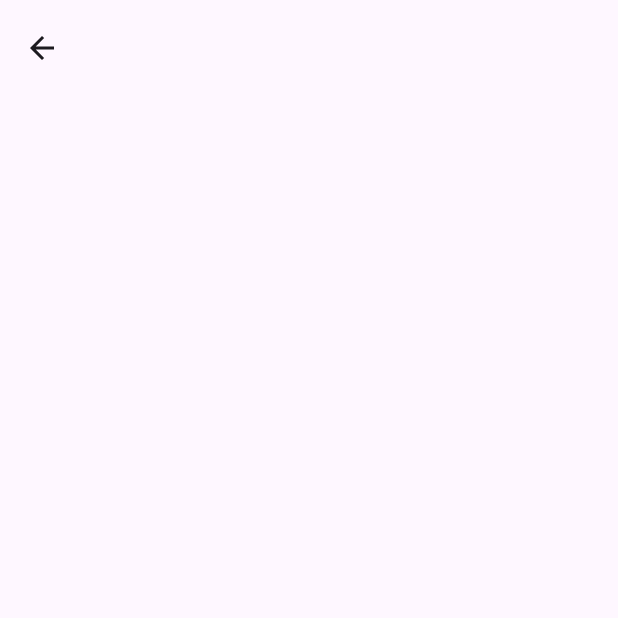
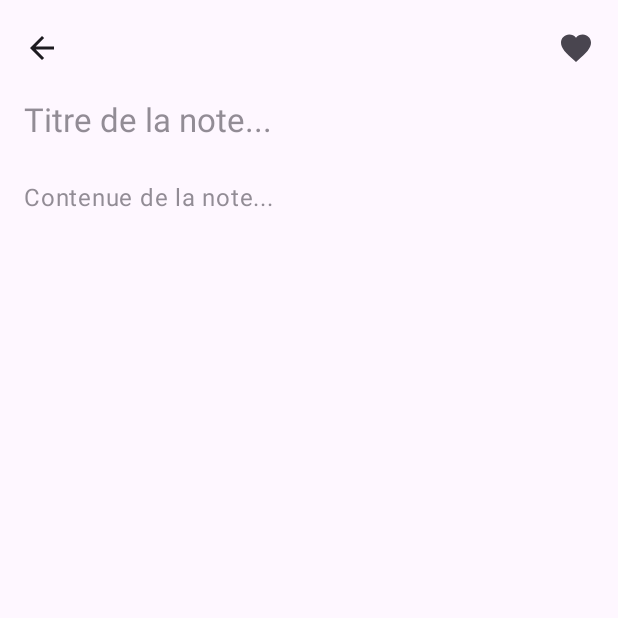
Before and after one commit to OpenBonifacio/Notes, an Android app built with Jetpack Compose: the NoteDetails screen opened through its navigation route, on a phone screen of 412 x 824 dp, the top half of it. Before the commit the part shown is almost empty. Run offline under Robolectric (Android 15) with nearby library versions, the phone set to English and light mode, and no system bars.

Commit message:
note details screen

```diff
--- a/composeApp/src/commonMain/kotlin/fr/bonifaciosoftwares/notes/app/App.kt
+++ b/composeApp/src/commonMain/kotlin/fr/bonifaciosoftwares/notes/app/App.kt
@@ -2,7 +2,6 @@ package fr.bonifaciosoftwares.notes.app
 
 import androidx.compose.animation.ExperimentalSharedTransitionApi
 import androidx.compose.animation.SharedTransitionLayout
-import androidx.compose.foundation.layout.padding
 import androidx.compose.material.icons.Icons
 import androidx.compose.material.icons.filled.Edit
 import androidx.compose.material3.ExperimentalMaterial3Api
@@ -15,10 +14,10 @@ import androidx.compose.material3.Scaffold
 import androidx.compose.material3.Text
 import androidx.compose.material3.TopAppBarDefaults
 import androidx.compose.material3.rememberTopAppBarState
-import androidx.compose.runtime.*
+import androidx.compose.runtime.Composable
+import androidx.compose.runtime.getValue
 import androidx.compose.ui.Modifier
 import androidx.compose.ui.input.nestedscroll.nestedScroll
-import androidx.compose.ui.unit.dp
 import androidx.navigation.NavDestination.Companion.hasRoute
 import androidx.navigation.NavDestination.Companion.hierarchy
 import androidx.navigation.NavGraph.Companion.findStartDestination
@@ -56,7 +55,9 @@ fun App() {
 
         val currentRouteIsNotesList = currentDestination?.hasRoute(Route.NotesList::class) == true
 
-        val scrollBehavior = TopAppBarDefaults.enterAlwaysScrollBehavior(rememberTopAppBarState())
+        val scrollBehavior = TopAppBarDefaults.exitUntilCollapsedScrollBehavior(
+            state = rememberTopAppBarState(),
+        )
 
         Scaffold(
             modifier = Modifier.nestedScroll(scrollBehavior.nestedScrollConnection),
@@ -85,7 +86,7 @@ fun App() {
                 if (currentRouteIsNotesList){
                     FloatingActionButton(
                         onClick = {
-                            navController.navigateSingleTopTo(Route.NoteDetails())
+                            navController.navigateSingleTopTo(Route.NoteDetails(-1L))
                         },
                     ){
                         Icon(Icons.Default.Edit, null)
@@ -97,11 +98,6 @@ fun App() {
                 NavHost(
                     navController = navController,
                     startDestination = Route.NotesList,
-                    modifier = Modifier.padding(
-                        bottom = innerPadding.calculateBottomPadding(),
-                        start = 12.dp,
-                        end = 12.dp
-                    )
                 ){
                     composable<Route.NotesList>{
                         NotesListScreenRoot(
@@ -127,7 +123,8 @@ fun App() {
                             ),
                             onBackClick = { navController.popBackStack() },
                             this@SharedTransitionLayout,
-                            this@composable
+                            this@composable,
+                            scrollBehavior = scrollBehavior
                         )
                     }
                 }
--- a/composeApp/src/commonMain/kotlin/fr/bonifaciosoftwares/notes/app/Route.kt
+++ b/composeApp/src/commonMain/kotlin/fr/bonifaciosoftwares/notes/app/Route.kt
@@ -4,9 +4,6 @@ import androidx.compose.material.icons.Icons
 import androidx.compose.material.icons.filled.Home
 import androidx.compose.material.icons.filled.Settings
 import androidx.compose.ui.graphics.vector.ImageVector
-import androidx.navigation.NavType
-import androidx.navigation.navArgument
-import fr.bonifaciosoftwares.notes.notes.domain.Note
 import kotlinx.serialization.Serializable
 
 sealed interface Route {
--- a/composeApp/src/commonMain/kotlin/fr/bonifaciosoftwares/notes/notes/presentation/note_details/NoteDetailsScreen.kt
+++ b/composeApp/src/commonMain/kotlin/fr/bonifaciosoftwares/notes/notes/presentation/note_details/NoteDetailsScreen.kt
@@ -5,25 +5,45 @@ import androidx.compose.animation.AnimatedContentScope
 import androidx.compose.animation.ExperimentalSharedTransitionApi
 import androidx.compose.animation.SharedTransitionScope
 import androidx.compose.foundation.clickable
+import androidx.compose.foundation.layout.Box
 import androidx.compose.foundation.layout.Column
+import androidx.compose.foundation.layout.Spacer
+import androidx.compose.foundation.layout.fillMaxSize
+import androidx.compose.foundation.layout.fillMaxWidth
+import androidx.compose.foundation.layout.height
+import androidx.compose.foundation.layout.padding
+import androidx.compose.foundation.rememberScrollState
+import androidx.compose.foundation.text.BasicTextField
+import androidx.compose.foundation.text.input.TextFieldLineLimits
+import androidx.compose.foundation.text.input.rememberTextFieldState
+import androidx.compose.foundation.verticalScroll
 import androidx.compose.material.icons.Icons
 import androidx.compose.material.icons.automirrored.filled.ArrowBack
+import androidx.compose.material.icons.outlined.Favorite
 import androidx.compose.material3.ExperimentalMaterial3Api
 import androidx.compose.material3.Icon
+import androidx.compose.material3.MaterialTheme
+import androidx.compose.material3.MediumTopAppBar
+import androidx.compose.material3.Scaffold
 import androidx.compose.material3.Text
-import androidx.compose.material3.TopAppBar
+import androidx.compose.material3.TopAppBarScrollBehavior
+import androidx.compose.material3.minimumInteractiveComponentSize
 import androidx.compose.runtime.Composable
 import androidx.compose.runtime.getValue
+import androidx.compose.ui.Alignment
 import androidx.compose.ui.Modifier
+import androidx.compose.ui.input.nestedscroll.nestedScroll
+import androidx.compose.ui.unit.dp
 import androidx.lifecycle.compose.collectAsStateWithLifecycle
 
-@OptIn(ExperimentalSharedTransitionApi::class)
+@OptIn(ExperimentalSharedTransitionApi::class, ExperimentalMaterial3Api::class)
 @Composable
 fun NoteDetailsScreenRoot(
     viewModel: NoteDetailsViewModel,
     onBackClick: () -> Unit,
     sharedTransitionScope: SharedTransitionScope,
     animatedContentScope: AnimatedContentScope,
+    scrollBehavior: TopAppBarScrollBehavior
 ){
     val state by viewModel.state.collectAsStateWithLifecycle()
 
@@ -37,7 +57,8 @@ fun NoteDetailsScreenRoot(
             viewModel.onAction(action)
         },
         sharedTransitionScope,
-        animatedContentScope
+        animatedContentScope,
+        scrollBehavior
     )
 }
 
@@ -47,31 +68,111 @@ fun NoteDetailsScreen(
     state: NoteDetailsState,
     onAction: (NoteDetailsAction) -> Unit,
     sharedTransitionScope: SharedTransitionScope,
-    animatedContentScope: AnimatedContentScope
+    animatedContentScope: AnimatedContentScope,
+    scrollBehavior: TopAppBarScrollBehavior
 ) {
-    with(sharedTransitionScope){
-        Column(
 
-        ){
-            TopAppBar(
-                title = {},
+    val titleTextState = rememberTextFieldState(
+        state.note?.title ?: ""
+    )
+
+    val contentTextState = rememberTextFieldState(
+        state.note?.content ?: ""
+    )
+
+    val columnScrollableState = rememberScrollState()
+
+
+    Scaffold(
+        modifier = Modifier
+            .fillMaxSize()
+            .nestedScroll(scrollBehavior.nestedScrollConnection),
+        topBar = {
+            MediumTopAppBar(
+                title = {
+                    BasicTextField(
+                        state = titleTextState,
+                        modifier = Modifier
+                            .fillMaxWidth(),
+                        textStyle = MaterialTheme.typography.titleLarge.copy(color = MaterialTheme.colorScheme.onSurface),
+                        lineLimits = TextFieldLineLimits.MultiLine(minHeightInLines = 1, maxHeightInLines = 2),
+                        decorator = @Composable { innerTextField ->
+                            Box(
+                                modifier = Modifier.fillMaxWidth(),
+                                contentAlignment = Alignment.CenterStart
+                            ) {
+                                // PLACEHOLDER
+                                if (titleTextState.text.isEmpty()) {
+                                    Text(
+                                        text = "Titre de la note...",
+                                        style = MaterialTheme.typography.titleLarge,
+                                        color = MaterialTheme.colorScheme.onSurfaceVariant.copy(alpha = 0.6f)
+                                    )
+                                }
+                                innerTextField()
+                            }
+                        }
+                    )
+
+                },
                 navigationIcon = {
                     Icon(
                         imageVector = Icons.AutoMirrored.Filled.ArrowBack,
-                        contentDescription = null,
-                        modifier = Modifier.clickable(onClick = { onAction(NoteDetailsAction.OnBackClick) })
+                        contentDescription = "Back",
+                        modifier = Modifier
+                            .clickable(onClick = { onAction(NoteDetailsAction.OnBackClick) })
+                            .minimumInteractiveComponentSize()
                     )
-                }
+                },
+                actions = {
+                    Icon(
+                        imageVector = Icons.Outlined.Favorite,
+                        contentDescription = "Favorite",
+                        modifier = Modifier
+                            .minimumInteractiveComponentSize()
+                            .clickable(onClick = {})
+                    )
+                },
+                scrollBehavior = scrollBehavior
             )
-            Text(state.note?.title ?: "", modifier = Modifier.sharedElement(
-                sharedTransitionScope.rememberSharedContentState(key = "title-${state.note?.id}"),
-                animatedVisibilityScope = animatedContentScope
-            ))
-            Text(state.note?.content ?: "",
-                modifier = Modifier.sharedElement(
-                    sharedTransitionScope.rememberSharedContentState(key = "content-${state.note?.id}"),
-                    animatedVisibilityScope = animatedContentScope
-                ))
+        }
+    ) { innerPadding ->
+        with(sharedTransitionScope){
+            Column(
+                modifier = Modifier
+                    .fillMaxSize()
+                    .padding(innerPadding)
+                    .verticalScroll(columnScrollableState)
+                    .padding(horizontal = 16.dp, vertical = 8.dp)
+            ) {
+                BasicTextField(
+                    state = contentTextState,
+                    modifier = Modifier
+                        .fillMaxWidth()
+                        .sharedElement(
+                            sharedContentState = sharedTransitionScope.rememberSharedContentState(key = "content-${state.note?.id ?: "new"}"),
+                            animatedVisibilityScope = animatedContentScope
+                        ),
+                    textStyle = MaterialTheme.typography.bodyLarge.copy(color = MaterialTheme.colorScheme.onSurface),
+                    decorator = @Composable { innerTextField ->
+                        Box(
+                            modifier = Modifier.fillMaxWidth(),
+                            contentAlignment = Alignment.CenterStart
+                        ) {
+                            if (contentTextState.text.isEmpty()) {
+                                Text(
+                                    text = "Contenue de la note...",
+                                    style = MaterialTheme.typography.bodyLarge,
+                                    color = MaterialTheme.colorScheme.onSurfaceVariant.copy(alpha = 0.6f)
+                                )
+                            }
+                            innerTextField()
+                        }
+                    }
+                )
+
+                Spacer(Modifier.height(250.dp))
+            }
         }
     }
 }
--- a/composeApp/src/commonMain/kotlin/fr/bonifaciosoftwares/notes/notes/presentation/note_details/NoteDetailsViewModel.kt
+++ b/composeApp/src/commonMain/kotlin/fr/bonifaciosoftwares/notes/notes/presentation/note_details/NoteDetailsViewModel.kt
@@ -14,7 +14,7 @@ class NoteDetailsViewModel(
 ) : ViewModel() {
 
     private val _state = MutableStateFlow(NoteDetailsState(
-        if (noteId == null){
+        if (noteId == -1L){
             Note(-1, "", "")
         }else{
             allNotes.find { it.id == noteId }
--- a/composeApp/src/commonMain/kotlin/fr/bonifaciosoftwares/notes/notes/presentation/notes_list/components/NotesListItem.kt
+++ b/composeApp/src/commonMain/kotlin/fr/bonifaciosoftwares/notes/notes/presentation/notes_list/components/NotesListItem.kt
@@ -7,23 +7,16 @@ import androidx.compose.foundation.clickable
 import androidx.compose.foundation.layout.Column
 import androidx.compose.foundation.layout.padding
 import androidx.compose.foundation.shape.RoundedCornerShape
-import androidx.compose.material3.Card
 import androidx.compose.material3.CardDefaults
-import androidx.compose.material3.CardElevation
 import androidx.compose.material3.ElevatedCard
-import androidx.compose.material3.OutlinedCard
+import androidx.compose.material3.MaterialTheme
 import androidx.compose.material3.Text
 import androidx.compose.runtime.Composable
 import androidx.compose.ui.Modifier
 import androidx.compose.ui.draw.shadow
 import androidx.compose.ui.graphics.Color
-import androidx.compose.ui.text.font.FontWeight
 import androidx.compose.ui.text.style.TextOverflow
 import androidx.compose.ui.unit.dp
-import fr.bonifaciosoftwares.notes.core.presentation.DarkBlue
-import fr.bonifaciosoftwares.notes.core.presentation.LightBlue
-import fr.bonifaciosoftwares.notes.core.presentation.SandYellow
-import fr.bonifaciosoftwares.notes.core.presentation.SandYellowLight
 import fr.bonifaciosoftwares.notes.notes.domain.Note
 
 @OptIn(ExperimentalSharedTransitionApi::class)
@@ -53,7 +46,7 @@ fun NotesListItem(
         ) {
             Column(
                 modifier = Modifier.padding(
-                    30.dp
+                    25.dp
                 )
             ) {
                 Text(
@@ -62,7 +55,8 @@ fun NotesListItem(
                         sharedTransitionScope.rememberSharedContentState(key = "title-${note.id}"),
                         animatedVisibilityScope = animatedContentScope
                     ),
-                    fontWeight = FontWeight.SemiBold
+                    //fontWeight = FontWeight.SemiBold,
+                    style = MaterialTheme.typography.titleMedium
                 )
                 Text(
                     text = note.content,
```
